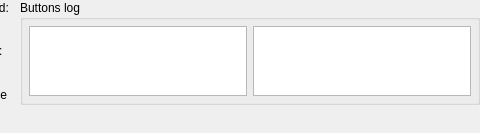
Qt form src/widgets/debugwindow.ui (anpeaco/FreeJoyXConfiguratorQt) before a commit; both pictures show x 557 to 1037 and y 0 to 133 of the 1037 by 133 pixel window.
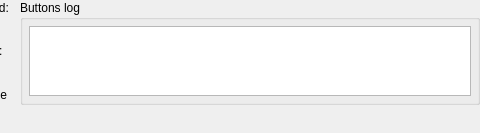
The same form after that commit. Icons and pictures are not drawn.

Commit message: Structured button logging: LBTN/PBTN key=value format

```diff
--- a/src/widgets/debugwindow.ui
+++ b/src/widgets/debugwindow.ui
@@ -164,9 +164,6 @@
         </property>
        </widget>
       </item>
-      <item>
-       <widget class="QTextBrowser" name="textBrowser_ButtonsUnpressLog"/>
-      </item>
      </layout>
     </widget>
    </item>
```
Left out of the diff: 2 changed lines with no effect on the pictures. The commit also changes 1 other file.
